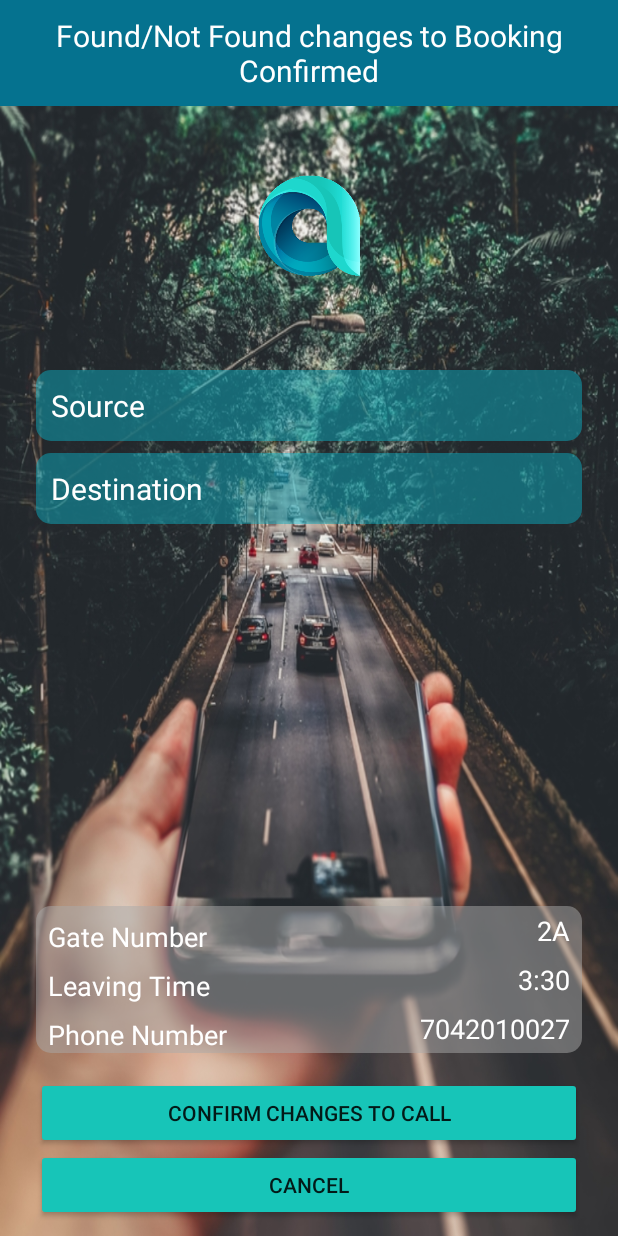
After one commit to Adarshkumar370/AmiPool, an Android app: the passenger_activity screen opened directly, with no data from a screen before it, on a phone screen of 412 x 824 dp. The commit adds this screen. Run offline under Robolectric (Android 15) with nearby library versions, the phone set to English and light mode, and no system bars.

Commit message:
More XMLs

```diff
--- a/app/src/main/java/com/amibros/amipool/MainActivity.java
+++ b/app/src/main/java/com/amibros/amipool/MainActivity.java
@@ -62,8 +62,8 @@ public class MainActivity extends AppCompatActivity implements GestureDetector.O
     protected void onCreate(Bundle savedInstanceState) {
         super.onCreate(savedInstanceState);
         setContentView(R.layout.activity_main);
-        Intent intent = new Intent(MainActivity.this, passengerScreen.class);
-        startActivity(intent);
+//        Intent intent = new Intent(MainActivity.this, passengerScreen.class);
+//        startActivity(intent);
         logo = findViewById(R.id.Logo);
         appname = findViewById(R.id.ss_appname);
         tagLine = findViewById(R.id.tagLine);
--- /dev/null
+++ b/app/src/main/java/com/amibros/amipool/passenger_activity.java
@@ -0,0 +1,13 @@
+package com.amibros.amipool;
+
+import android.support.v7.app.AppCompatActivity;
+import android.os.Bundle;
+
+public class passenger_activity extends AppCompatActivity {
+
+    @Override
+    protected void onCreate(Bundle savedInstanceState) {
+        super.onCreate(savedInstanceState);
+        setContentView(R.layout.passenger_activity);
+    }
+}
--- /dev/null
+++ b/app/src/main/res/drawable/layout_bg.xml
@@ -0,0 +1,6 @@
+<?xml version="1.0" encoding="UTF-8"?>
+<shape xmlns:android="http://schemas.android.com/apk/res/android">
+    <solid android:color="@android:color/darker_gray"/>
+    <corners android:radius="10dp"/>
+    <padding android:left="0dp" android:top="0dp" android:right="0dp" android:bottom="0dp" />
+</shape>
--- /dev/null
+++ b/app/src/main/res/drawable/layout_bg2.xml
@@ -0,0 +1,6 @@
+<?xml version="1.0" encoding="UTF-8"?>
+<shape xmlns:android="http://schemas.android.com/apk/res/android">
+    <solid android:color="@color/colorPrimary"/>
+    <corners android:radius="10dp"/>
+    <padding android:left="0dp" android:top="0dp" android:right="0dp" android:bottom="0dp" />
+</shape>
--- /dev/null
+++ b/app/src/main/res/layout/passenger_activity.xml
@@ -0,0 +1,284 @@
+<?xml version="1.0" encoding="utf-8"?>
+<android.support.constraint.ConstraintLayout xmlns:android="http://schemas.android.com/apk/res/android"
+    xmlns:app="http://schemas.android.com/apk/res-auto"
+    xmlns:tools="http://schemas.android.com/tools"
+    android:id="@+id/passenger_whole_view"
+    android:layout_width="fill_parent"
+    android:layout_height="fill_parent"
+    android:background="@drawable/background" >
+
+
+    <TextView
+        android:id="@+id/found_status"
+        android:layout_width="match_parent"
+        android:layout_height="wrap_content"
+        android:background="@color/colorPrimaryDark"
+        android:padding="10dp"
+        android:text="Found/Not Found changes to Booking Confirmed"
+        android:textAlignment="center"
+        android:textColor="@color/colorWhite"
+        android:textSize="20sp"
+        app:layout_constraintEnd_toEndOf="parent"
+        app:layout_constraintStart_toStartOf="parent"
+        app:layout_constraintTop_toTopOf="parent" />
+
+
+    <ImageView
+        android:id="@+id/Logo"
+        android:layout_width="144dp"
+        android:layout_height="144dp"
+        android:layout_marginEnd="16dp"
+        android:layout_marginStart="16dp"
+        android:layout_marginTop="8dp"
+        android:contentDescription="@string/app_logo"
+        android:scaleType="centerCrop"
+        app:layout_constraintEnd_toEndOf="parent"
+        app:layout_constraintStart_toStartOf="parent"
+        app:layout_constraintTop_toTopOf="@+id/passenger_partial_view"
+        app:srcCompat="@drawable/a_logo" />
+
+    <android.support.constraint.ConstraintLayout
+        android:id="@+id/passenger_partial_view"
+        android:layout_width="fill_parent"
+        android:layout_height="0dp"
+        android:paddingLeft="24dp"
+        android:paddingRight="24dp"
+        android:paddingTop="16dp"
+        app:layout_constraintBottom_toBottomOf="parent"
+        app:layout_constraintEnd_toEndOf="parent"
+        app:layout_constraintStart_toStartOf="parent"
+        app:layout_constraintTop_toBottomOf="@+id/found_status">
+
+
+        <android.support.constraint.ConstraintLayout
+            android:id="@+id/constraintLayout1"
+            android:layout_width="match_parent"
+            android:layout_height="wrap_content"
+            android:layout_marginTop="160dp"
+            app:layout_constraintEnd_toEndOf="parent"
+            app:layout_constraintStart_toStartOf="parent"
+            app:layout_constraintTop_toTopOf="parent">
+
+
+            <ImageView
+                android:id="@+id/imageView"
+                android:layout_width="0dp"
+                android:layout_height="0dp"
+                android:alpha="0.5"
+                android:background="@drawable/layout_bg2"
+                app:layout_constraintBottom_toBottomOf="parent"
+                app:layout_constraintEnd_toEndOf="parent"
+                app:layout_constraintStart_toStartOf="parent"
+                app:layout_constraintTop_toTopOf="parent" />
+
+            <TextView
+                android:id="@+id/Source"
+                android:layout_width="match_parent"
+                android:layout_height="wrap_content"
+                android:padding="10dp"
+                android:text="Source"
+                android:textColor="@color/colorWhite"
+                android:textSize="20sp"
+                app:layout_constraintBottom_toBottomOf="parent"
+                app:layout_constraintEnd_toEndOf="parent"
+                app:layout_constraintStart_toStartOf="parent"
+                app:layout_constraintTop_toTopOf="parent" />
+        </android.support.constraint.ConstraintLayout>
+
+        <android.support.constraint.ConstraintLayout
+            android:id="@+id/constraintLayout2"
+            android:layout_width="match_parent"
+            android:layout_height="wrap_content"
+            android:layout_marginTop="8dp"
+            app:layout_constraintEnd_toEndOf="parent"
+            app:layout_constraintStart_toStartOf="parent"
+            app:layout_constraintTop_toBottomOf="@+id/constraintLayout1">
+
+
+            <ImageView
+                android:id="@+id/imageView4"
+                android:layout_width="0dp"
+                android:layout_height="0dp"
+                android:alpha="0.5"
+                android:background="@drawable/layout_bg2"
+                app:layout_constraintBottom_toBottomOf="parent"
+                app:layout_constraintEnd_toEndOf="parent"
+                app:layout_constraintStart_toStartOf="parent"
+                app:layout_constraintTop_toTopOf="parent" />
+
+            <TextView
+                android:id="@+id/Destination"
+                android:layout_width="match_parent"
+                android:layout_height="wrap_content"
+                android:padding="10dp"
+                android:text="Destination"
+                android:textColor="@color/colorWhite"
+                android:textSize="20sp"
+                app:layout_constraintBottom_toBottomOf="parent"
+                app:layout_constraintEnd_toEndOf="parent"
+                app:layout_constraintStart_toStartOf="parent"
+                app:layout_constraintTop_toTopOf="parent" />
+        </android.support.constraint.ConstraintLayout>
+
+        <android.support.constraint.ConstraintLayout
+            android:id="@+id/constraintLayout"
+            android:layout_width="match_parent"
+            android:layout_height="wrap_content"
+            android:layout_marginBottom="16dp"
+            app:layout_constraintBottom_toTopOf="@+id/btn_confirm"
+            app:layout_constraintEnd_toEndOf="parent"
+            app:layout_constraintStart_toStartOf="parent">
+
+
+            <ImageView
+                android:id="@+id/imageView2"
+                android:layout_width="0dp"
+                android:layout_height="0dp"
+                android:alpha="0.5"
+                android:background="@drawable/layout_bg"
+                app:layout_constraintBottom_toBottomOf="parent"
+                app:layout_constraintEnd_toEndOf="parent"
+                app:layout_constraintStart_toStartOf="parent"
+                app:layout_constraintTop_toTopOf="parent" />
+
+            <android.support.constraint.ConstraintLayout
+                android:id="@+id/text_box_container_gate_number"
+                android:layout_width="match_parent"
+                android:layout_height="wrap_content"
+                app:layout_constraintEnd_toEndOf="parent"
+                app:layout_constraintStart_toStartOf="parent"
+                app:layout_constraintTop_toTopOf="parent">
+
+                <TextView
+                    android:id="@+id/gate_number"
+                    android:layout_width="wrap_content"
+                    android:layout_height="wrap_content"
+                    android:layout_marginTop="8dp"
+                    android:paddingStart="8dp"
+                    android:text="Gate Number"
+                    android:textColor="@color/colorWhite"
+                    android:textSize="18sp"
+                    app:layout_constraintStart_toStartOf="parent"
+                    app:layout_constraintTop_toTopOf="parent" />
+
+                <TextView
+                    android:id="@+id/gate_number_value"
+                    android:layout_width="wrap_content"
+                    android:layout_height="wrap_content"
+                    android:ems="2"
+                    android:paddingEnd="8dp"
+                    android:text="2A"
+                    android:textAlignment="textEnd"
+                    android:textAllCaps="true"
+                    android:textColor="@color/colorWhite"
+                    android:textSize="18sp"
+                    app:layout_constraintBottom_toBottomOf="parent"
+                    app:layout_constraintEnd_toEndOf="parent"
+                    app:layout_constraintTop_toTopOf="parent" />
+
+
+            </android.support.constraint.ConstraintLayout>
+
+
+
+            <android.support.constraint.ConstraintLayout
+                android:id="@+id/text_box_container_leaving_time"
+                android:layout_width="match_parent"
+                android:layout_height="wrap_content"
+                app:layout_constraintEnd_toEndOf="parent"
+                app:layout_constraintStart_toStartOf="parent"
+                app:layout_constraintTop_toBottomOf="@+id/text_box_container_gate_number">
+
+                <TextView
+                    android:id="@+id/leaving_time"
+                    android:layout_width="wrap_content"
+                    android:layout_height="wrap_content"
+                    android:layout_marginTop="8dp"
+                    android:paddingStart="8dp"
+                    android:text="@string/leaving_time"
+                    android:textColor="@color/colorWhite"
+                    android:textSize="18sp"
+                    app:layout_constraintStart_toStartOf="parent"
+                    app:layout_constraintTop_toTopOf="parent" />
+
+                <TextView
+                    android:id="@+id/leaving_time_value"
+                    android:layout_width="wrap_content"
+                    android:layout_height="wrap_content"
+                    android:ems="5"
+                    android:paddingEnd="8dp"
+                    android:text="3:30"
+                    android:textAlignment="textEnd"
+                    android:textColor="@color/colorWhite"
+                    android:textSize="18sp"
+                    app:layout_constraintBottom_toBottomOf="parent"
+                    app:layout_constraintEnd_toEndOf="parent"
+                    app:layout_constraintTop_toTopOf="parent" />
+
+
+            </android.support.constraint.ConstraintLayout>
+
+            <android.support.constraint.ConstraintLayout
+                android:id="@+id/text_box_container_phone_no"
+                android:layout_width="match_parent"
+                android:layout_height="wrap_content"
+                app:layout_constraintEnd_toEndOf="parent"
+                app:layout_constraintStart_toStartOf="parent"
+                app:layout_constraintTop_toBottomOf="@+id/text_box_container_leaving_time">
+
+                <TextView
+                    android:id="@+id/phone_number"
+                    android:layout_width="wrap_content"
+                    android:layout_height="wrap_content"
+                    android:layout_marginTop="8dp"
+                    android:paddingStart="8dp"
+                    android:text="Phone Number"
+                    android:textColor="@color/colorWhite"
+                    android:textSize="18sp"
+                    app:layout_constraintStart_toStartOf="parent"
+                    app:layout_constraintTop_toTopOf="parent" />
+
+                <TextView
+                    android:id="@+id/phone_number_value"
+                    android:layout_width="wrap_content"
+                    android:layout_height="wrap_content"
+                    android:ems="10"
+                    android:paddingEnd="8dp"
+                    android:text="7042010027"
+                    android:textAlignment="textEnd"
+                    android:textColor="@color/colorWhite"
+                    android:textSize="18sp"
+                    app:layout_constraintBottom_toBottomOf="parent"
+                    app:layout_constraintEnd_toEndOf="parent"
+                    app:layout_constraintTop_toTopOf="parent" />
+            </android.support.constraint.ConstraintLayout>
+
+        </android.support.constraint.ConstraintLayout>
+
+        <Button
+            android:id="@+id/btn_confirm"
+            android:layout_width="match_parent"
+            android:layout_height="wrap_content"
+            android:padding="12dp"
+            android:text="Confirm changes to Call"
+            android:textAlignment="center"
+            android:theme="@style/MyButton"
+            app:layout_constraintBottom_toTopOf="@+id/btn_cancel"
+            app:layout_constraintEnd_toEndOf="parent"
+            app:layout_constraintStart_toStartOf="parent" />
+
+        <Button
+            android:id="@+id/btn_cancel"
+            android:layout_width="match_parent"
+            android:layout_height="wrap_content"
+            android:layout_marginBottom="10dp"
+            android:padding="12dp"
+            android:text="@string/cancel"
+            android:textAlignment="center"
+            android:theme="@style/MyButton"
+            app:layout_constraintBottom_toBottomOf="parent"
+            app:layout_constraintEnd_toEndOf="parent"
+            app:layout_constraintStart_toStartOf="parent" />
+
+    </android.support.constraint.ConstraintLayout>
+</android.support.constraint.ConstraintLayout>
--- a/app/src/main/res/values-v21/styles.xml
+++ /dev/null
@@ -1 +0,0 @@
-<resources></resources>
--- a/build.gradle
+++ b/build.gradle
@@ -1,13 +1,13 @@
 // Top-level build file where you can add configuration options common to all sub-projects/modules.
 
 buildscript {
-    ext.kotlin_version = '1.2.41'
+    ext.kotlin_version = '1.2.50'
     repositories {
         google()
         jcenter()
     }
     dependencies {
-        classpath 'com.android.tools.build:gradle:3.1.3'
+        classpath 'com.android.tools.build:gradle:3.1.4'
         classpath "org.jetbrains.kotlin:kotlin-gradle-plugin:$kotlin_version"
 
         // NOTE: Do not place your application dependencies here; they belong
```
Also changed, not shown: app/src/main/AndroidManifest.xml (+9 -5 lines), app/src/main/java/com/amibros/amipool/driver_activity.java (added, +13 -0 lines), app/src/main/res/layout/driver_activity.xml (added, +195 -0 lines), app/src/main/res/values/strings.xml (+19 -0 lines), app/src/main/res/values/styles.xml (+8 -0 lines).
